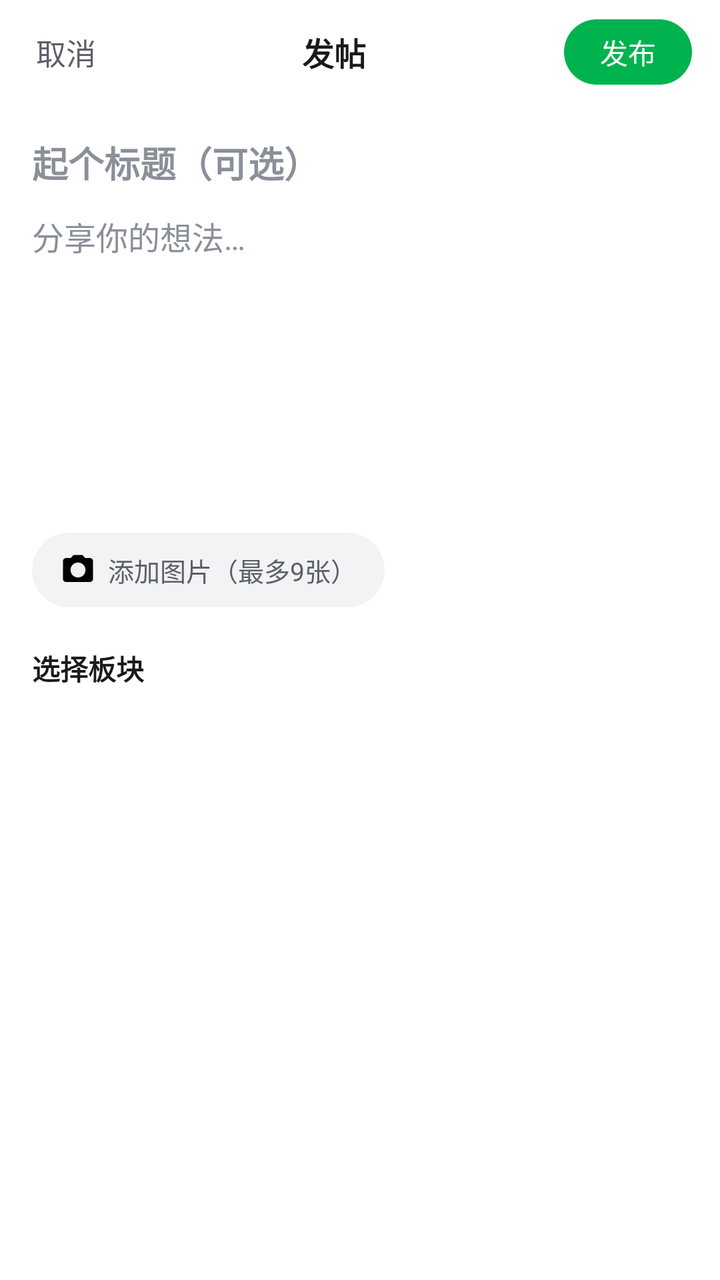
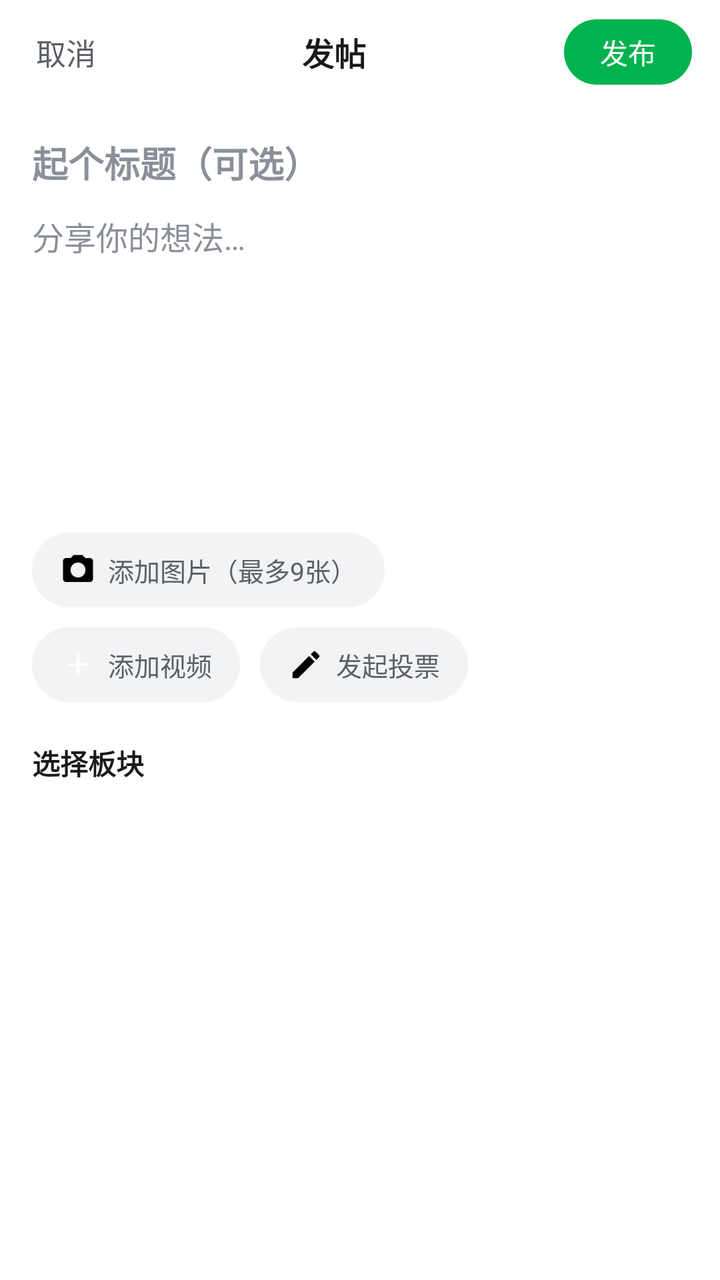

The first picture is an Android layout as it rendered before a commit; the second is the same layout after the commit. The layout source and the unified diff follow.
<!-- AndroidManifest.xml: application theme Theme.Xiaomu -->
<!-- res/layout/activity_publish.xml -->
<?xml version="1.0" encoding="utf-8"?>
<LinearLayout xmlns:android="http://schemas.android.com/apk/res/android"
    android:layout_width="match_parent"
    android:layout_height="match_parent"
    android:background="@color/bg"
    android:orientation="vertical">

    <LinearLayout
        android:layout_width="match_parent"
        android:layout_height="52dp"
        android:background="@color/white"
        android:gravity="center_vertical"
        android:orientation="horizontal"
        android:paddingStart="14dp"
        android:paddingEnd="14dp">

        <TextView
            android:id="@+id/btn_cancel"
            android:layout_width="wrap_content"
            android:layout_height="wrap_content"
            android:padding="4dp"
            android:text="取消"
            android:textColor="@color/text_sub"
            android:textSize="15sp" />

        <TextView
            android:layout_width="0dp"
            android:layout_height="wrap_content"
            android:layout_weight="1"
            android:gravity="center"
            android:text="发帖"
            android:textColor="@color/text"
            android:textSize="16sp"
            android:textStyle="bold" />

        <TextView
            android:id="@+id/btn_publish"
            android:layout_width="wrap_content"
            android:layout_height="wrap_content"
            android:background="@drawable/bg_btn_green"
            android:paddingStart="18dp"
            android:paddingTop="6dp"
            android:paddingEnd="18dp"
            android:paddingBottom="6dp"
            android:text="发布"
            android:textColor="@color/white"
            android:textSize="14sp" />
    </LinearLayout>

    <ScrollView
        android:layout_width="match_parent"
        android:layout_height="0dp"
        android:layout_weight="1"
        android:fillViewport="true">

        <LinearLayout
            android:layout_width="match_parent"
            android:layout_height="wrap_content"
            android:background="@color/white"
            android:orientation="vertical"
            android:padding="16dp">

            <EditText
                android:id="@+id/et_title"
                android:layout_width="match_parent"
                android:layout_height="wrap_content"
                android:background="@null"
                android:hint="起个标题（可选）"
                android:maxLength="100"
                android:textColorHint="@color/muted"
                android:textSize="18sp"
                android:textStyle="bold" />

            <EditText
                android:id="@+id/et_content"
                android:layout_width="match_parent"
                android:layout_height="wrap_content"
                android:layout_marginTop="12dp"
                android:background="@null"
                android:gravity="top|start"
                android:hint="分享你的想法…"
                android:lineSpacingExtra="4dp"
                android:minHeight="140dp"
                android:textColorHint="@color/muted"
                android:textSize="16sp" />

            <LinearLayout
                android:id="@+id/image_box"
                android:layout_width="match_parent"
                android:layout_height="wrap_content"
                android:layout_marginTop="10dp"
                android:orientation="horizontal" />

            <LinearLayout
                android:id="@+id/btn_pick"
                android:layout_width="wrap_content"
                android:layout_height="wrap_content"
                android:layout_marginTop="10dp"
                android:background="@drawable/bg_search"
                android:gravity="center_vertical"
                android:orientation="horizontal"
                android:paddingStart="14dp"
                android:paddingTop="9dp"
                android:paddingEnd="14dp"
                android:paddingBottom="9dp">

                <ImageView
                    android:layout_width="18dp"
                    android:layout_height="18dp"
                    android:src="@drawable/ic_camera" />

                <TextView
                    android:layout_width="wrap_content"
                    android:layout_height="wrap_content"
                    android:layout_marginStart="6dp"
                    android:text="添加图片（最多9张）"
                    android:textColor="@color/text_sub"
                    android:textSize="13sp" />
            </LinearLayout>

            <TextView
                android:layout_width="wrap_content"
                android:layout_height="wrap_content"
                android:layout_marginTop="20dp"
                android:text="选择板块"
                android:textColor="@color/text"
                android:textSize="14sp"
                android:textStyle="bold" />

            <HorizontalScrollView
                android:layout_width="match_parent"
                android:layout_height="wrap_content"
                android:layout_marginTop="10dp"
                android:scrollbars="none">

                <LinearLayout
                    android:id="@+id/board_row"
                    android:layout_width="wrap_content"
                    android:layout_height="wrap_content"
                    android:orientation="horizontal" />
            </HorizontalScrollView>
        </LinearLayout>
    </ScrollView>
</LinearLayout>
<!-- resources referenced by this layout -->
<resources>
  <color name="bg">#F2F3F5</color>
  <color name="muted">#8A8F99</color>
  <color name="text">#1A1A1A</color>
  <color name="text_sub">#5C6068</color>
  <color name="white">#FFFFFF</color>
  <!-- drawable bg_btn_green (drawable) -->
  <?xml version="1.0" encoding="utf-8"?>
  <shape xmlns:android="http://schemas.android.com/apk/res/android" android:shape="rectangle">
      <solid android:color="@color/green"/>
      <corners android:radius="24dp"/>
  </shape>
  <!-- drawable bg_search (drawable) -->
  <?xml version="1.0" encoding="utf-8"?>
  <shape xmlns:android="http://schemas.android.com/apk/res/android" android:shape="rectangle">
      <solid android:color="#F2F3F5"/>
      <corners android:radius="22dp"/>
  </shape>
  <!-- drawable ic_camera (drawable) -->
  <vector xmlns:android="http://schemas.android.com/apk/res/android" android:width="24dp" android:height="24dp" android:viewportWidth="24" android:viewportHeight="24">
      <path android:fillColor="#FF000000" android:pathData="M9,2L7.17,4H4c-1.1,0 -2,0.9 -2,2v12c0,1.1 0.9,2 2,2h16c1.1,0 2,-0.9 2,-2V6c0,-1.1 -0.9,-2 -2,-2h-3.17L15,2H9zM12,17c-2.76,0 -5,-2.24 -5,-5s2.24,-5 5,-5 5,2.24 5,5 -2.24,5 -5,5z"/>
  </vector>
  <style name="Theme.Xiaomu" parent="Theme.Material3.Light.NoActionBar">
          <item name="colorPrimary">@color/green</item>
          <item name="colorPrimaryDark">@color/green_dark</item>
          <item name="colorOnPrimary">@color/white</item>
          <item name="android:statusBarColor">@color/white</item>
          <item name="android:windowLightStatusBar">true</item>
          <item name="android:navigationBarColor">@color/white</item>
          <item name="android:windowBackground">@color/bg</item>
          <item name="android:textColorPrimary">@color/text</item>
          <item name="materialAlertDialogTheme">@style/Theme.Xiaomu.Dialog</item>
      </style>
  <color name="green">#00B34F</color>
  <color name="green_dark">#009B45</color>
  <style name="Theme.Xiaomu.Dialog" parent="ThemeOverlay.Material3.MaterialAlertDialog">
          <item name="colorPrimary">@color/green</item>
      </style>
</resources>

<!-- the commit's change to res/layout/activity_publish.xml (unified diff, before → after) -->
@@ -119,6 +119,127 @@
             </LinearLayout>
 
             <TextView
+                android:id="@+id/tv_video"
+                android:layout_width="match_parent"
+                android:layout_height="wrap_content"
+                android:layout_marginTop="10dp"
+                android:background="@drawable/bg_search"
+                android:padding="12dp"
+                android:textColor="@color/green"
+                android:textSize="13sp"
+                android:visibility="gone" />
+
+            <LinearLayout
+                android:layout_width="match_parent"
+                android:layout_height="wrap_content"
+                android:layout_marginTop="10dp"
+                android:orientation="horizontal">
+
+                <LinearLayout
+                    android:id="@+id/btn_pick_video"
+                    android:layout_width="wrap_content"
+                    android:layout_height="wrap_content"
+                    android:background="@drawable/bg_search"
+                    android:gravity="center_vertical"
+                    android:orientation="horizontal"
+                    android:paddingStart="14dp"
+                    android:paddingTop="9dp"
+                    android:paddingEnd="14dp"
+                    android:paddingBottom="9dp">
+
+                    <ImageView
+                        android:layout_width="18dp"
+                        android:layout_height="18dp"
+                        android:src="@drawable/ic_add" />
+
+                    <TextView
+                        android:layout_width="wrap_content"
+                        android:layout_height="wrap_content"
+                        android:layout_marginStart="6dp"
+                        android:text="添加视频"
+                        android:textColor="@color/text_sub"
+                        android:textSize="13sp" />
+                </LinearLayout>
+
+                <LinearLayout
+                    android:id="@+id/btn_poll"
+                    android:layout_width="wrap_content"
+                    android:layout_height="wrap_content"
+                    android:layout_marginStart="10dp"
+                    android:background="@drawable/bg_search"
+                    android:gravity="center_vertical"
+                    android:orientation="horizontal"
+                    android:paddingStart="14dp"
+                    android:paddingTop="9dp"
+                    android:paddingEnd="14dp"
+                    android:paddingBottom="9dp">
+
+                    <ImageView
+                        android:layout_width="18dp"
+                        android:layout_height="18dp"
+                        android:src="@drawable/ic_edit" />
+
+                    <TextView
+                        android:id="@+id/tv_poll"
+                        android:layout_width="wrap_content"
+                        android:layout_height="wrap_content"
+                        android:layout_marginStart="6dp"
+                        android:text="发起投票"
+                        android:textColor="@color/text_sub"
+                        android:textSize="13sp" />
+                </LinearLayout>
+            </LinearLayout>
+
+            <LinearLayout
+                android:id="@+id/ll_poll"
+                android:layout_width="match_parent"
+                android:layout_height="wrap_content"
+                android:layout_marginTop="10dp"
+                android:background="@drawable/bg_card"
+                android:orientation="vertical"
+                android:padding="12dp"
+                android:visibility="gone">
+
+                <TextView
+                    android:layout_width="wrap_content"
+                    android:layout_height="wrap_content"
+                    android:text="投票选项（2-10 个）"
+                    android:textColor="@color/text_sub"
+                    android:textSize="12sp" />
+
+                <EditText
+                    android:id="@+id/et_opt1"
+                    android:layout_width="match_parent"
+                    android:layout_height="wrap_content"
+                    android:hint="选项 1"
+                    android:textColorHint="@color/muted"
+                    android:textSize="14sp" />
+
+                <EditText
+                    android:id="@+id/et_opt2"
+                    android:layout_width="match_parent"
+                    android:layout_height="wrap_content"
+                    android:hint="选项 2"
+                    android:textColorHint="@color/muted"
+                    android:textSize="14sp" />
+
+                <LinearLayout
+                    android:id="@+id/opt_box"
+                    android:layout_width="match_parent"
+                    android:layout_height="wrap_content"
+                    android:orientation="vertical" />
+
+                <TextView
+                    android:id="@+id/btn_add_opt"
+                    android:layout_width="wrap_content"
+                    android:layout_height="wrap_content"
+                    android:layout_marginTop="6dp"
+                    android:text="+ 添加选项"
+                    android:textColor="@color/green"
+                    android:textSize="13sp" />
+            </LinearLayout>
+
+            <TextView
                 android:layout_width="wrap_content"
                 android:layout_height="wrap_content"
                 android:layout_marginTop="20dp"
<!-- resource entries referenced after the edit -->
@@ -11,15 +11,29 @@
       <solid android:color="@color/green"/>
       <corners android:radius="24dp"/>
   </shape>
+  <!-- drawable bg_card (drawable) -->
+  <?xml version="1.0" encoding="utf-8"?>
+  <shape xmlns:android="http://schemas.android.com/apk/res/android" android:shape="rectangle">
+      <solid android:color="@color/white"/>
+      <corners android:radius="12dp"/>
+  </shape>
   <!-- drawable bg_search (drawable) -->
   <?xml version="1.0" encoding="utf-8"?>
   <shape xmlns:android="http://schemas.android.com/apk/res/android" android:shape="rectangle">
       <solid android:color="#F2F3F5"/>
       <corners android:radius="22dp"/>
   </shape>
+  <!-- drawable ic_add (drawable) -->
+  <vector xmlns:android="http://schemas.android.com/apk/res/android" android:width="24dp" android:height="24dp" android:viewportWidth="24" android:viewportHeight="24">
+      <path android:fillColor="#FFFFFFFF" android:pathData="M19,13h-6v6h-2v-6H5v-2h6V5h2v6h6v2z"/>
+  </vector>
   <!-- drawable ic_camera (drawable) -->
   <vector xmlns:android="http://schemas.android.com/apk/res/android" android:width="24dp" android:height="24dp" android:viewportWidth="24" android:viewportHeight="24">
       <path android:fillColor="#FF000000" android:pathData="M9,2L7.17,4H4c-1.1,0 -2,0.9 -2,2v12c0,1.1 0.9,2 2,2h16c1.1,0 2,-0.9 2,-2V6c0,-1.1 -0.9,-2 -2,-2h-3.17L15,2H9zM12,17c-2.76,0 -5,-2.24 -5,-5s2.24,-5 5,-5 5,2.24 5,5 -2.24,5 -5,5z"/>
+  </vector>
+  <!-- drawable ic_edit (drawable) -->
+  <vector xmlns:android="http://schemas.android.com/apk/res/android" android:width="24dp" android:height="24dp" android:viewportWidth="24" android:viewportHeight="24">
+      <path android:fillColor="#FF000000" android:pathData="M3,17.25V21h3.75L17.81,9.94l-3.75,-3.75L3,17.25zM20.71,7.04c0.39,-0.39 0.39,-1.02 0,-1.41l-2.34,-2.34c-0.39,-0.39 -1.02,-0.39 -1.41,0l-1.83,1.83 3.75,3.75 1.83,-1.83z"/>
   </vector>
   <style name="Theme.Xiaomu" parent="Theme.Material3.Light.NoActionBar">
           <item name="colorPrimary">@color/green</item>
